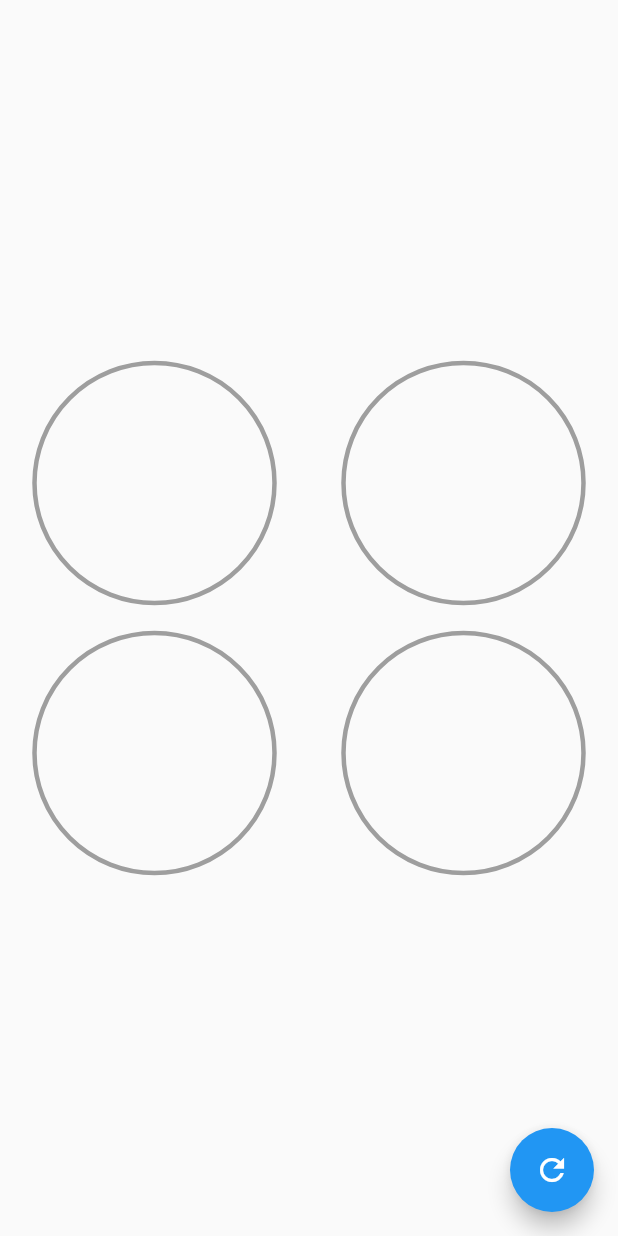
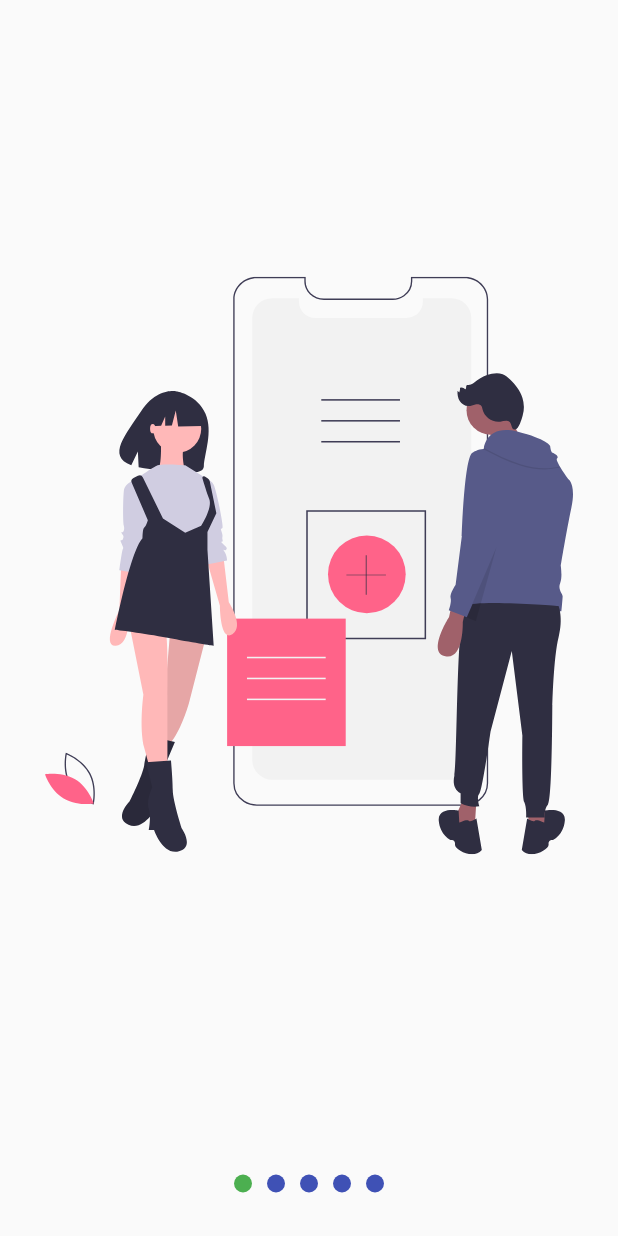
Before and after one commit to gvillegasc/header-style-flutter, a Flutter app: the screen it shows after launch, on a phone screen of 412 x 824 dp. Run offline on Flutter 3.47's test engine with Material 2 defaults, Android fonts, the phone set to English and light mode, and no system bars; our stand-ins replace flutter_svg.

Commit message:
Creando slideshow personalizado

```diff
--- a/lib/main.dart
+++ b/lib/main.dart
@@ -1,5 +1,7 @@
 import 'package:flutter/material.dart';
-import 'package:header_style/src/pages/graficas_circulares_page.dart';
+
+import 'package:header_style/src/pages/slideshow_page.dart';
+// import 'package:header_style/src/pages/graficas_circulares_page.dart';
 // import 'package:header_style/src/challenges/cuadrado_animado_page.dart';
 // import 'package:header_style/src/pages/animaciones_page.dart';
 // import 'package:header_style/src/pages/headers_page.dart';
@@ -12,6 +14,6 @@ class MyApp extends StatelessWidget {
     return MaterialApp(
         debugShowCheckedModeBanner: false,
         title: 'Diseños app',
-        home: GraficasCircularesPage());
+        home: SlideshowPage());
   }
 }
--- /dev/null
+++ b/lib/src/models/slider_model.dart
@@ -0,0 +1,13 @@
+import 'package:flutter/material.dart';
+
+class SliderModel with ChangeNotifier {
+  double _currentPage = 0;
+
+  double get currentPage => this._currentPage;
+
+  set currentPage(double pagina) {
+    this._currentPage = pagina;
+    print(pagina);
+    notifyListeners();
+  }
+}
--- /dev/null
+++ b/lib/src/pages/slideshow_page.dart
@@ -0,0 +1,21 @@
+import 'package:flutter/material.dart';
+import 'package:flutter_svg/flutter_svg.dart';
+import 'package:header_style/src/widgets/slideshow.dart';
+
+class SlideshowPage extends StatelessWidget {
+  @override
+  Widget build(BuildContext context) {
+    return Scaffold(
+        body: Slideshow(
+      colorPrimario: Colors.green,
+      colorSecundario: Colors.indigo,
+      slides: <Widget>[
+        SvgPicture.asset('assets/svgs/slide-1.svg'),
+        SvgPicture.asset('assets/svgs/slide-2.svg'),
+        SvgPicture.asset('assets/svgs/slide-3.svg'),
+        SvgPicture.asset('assets/svgs/slide-4.svg'),
+        SvgPicture.asset('assets/svgs/slide-5.svg')
+      ],
+    ));
+  }
+}
--- /dev/null
+++ b/lib/src/widgets/slideshow.dart
@@ -0,0 +1,139 @@
+import 'package:flutter/material.dart';
+
+import 'package:provider/provider.dart';
+import 'package:header_style/src/models/slider_model.dart';
+
+// Borrar
+
+class Slideshow extends StatelessWidget {
+  final List<Widget> slides;
+  final bool puntosArriba;
+  final Color colorPrimario;
+  final Color colorSecundario;
+
+  Slideshow(
+      {@required this.slides,
+      this.puntosArriba = false,
+      this.colorPrimario = Colors.blue,
+      this.colorSecundario = Colors.grey});
+
+  @override
+  Widget build(BuildContext context) {
+    return ChangeNotifierProvider(
+      create: (_) => new SliderModel(),
+      child: SafeArea(
+        child: Center(
+            child: Column(
+          children: <Widget>[
+            if (this.puntosArriba)
+              _Dots(
+                  this.slides.length, this.colorPrimario, this.colorSecundario),
+            Expanded(child: _Slides(this.slides)),
+            if (!this.puntosArriba)
+              _Dots(
+                  this.slides.length, this.colorPrimario, this.colorSecundario)
+          ],
+        )),
+      ),
+    );
+  }
+}
+
+class _Dots extends StatelessWidget {
+  final int totalSlides;
+  final Color colorPrimario;
+  final Color colorSecundario;
+
+  _Dots(this.totalSlides, this.colorPrimario, this.colorSecundario);
+
+  @override
+  Widget build(BuildContext context) {
+    return Container(
+      width: double.infinity,
+      height: 70,
+      child: Row(
+        mainAxisAlignment: MainAxisAlignment.center,
+        children: List.generate(totalSlides,
+            (i) => _Dot(i, this.colorPrimario, this.colorSecundario)),
+      ),
+    );
+  }
+}
+
+class _Dot extends StatelessWidget {
+  final int index;
+  final Color colorPrimario;
+  final Color colorSecundario;
+
+  _Dot(this.index, this.colorPrimario, this.colorSecundario);
+
+  @override
+  Widget build(BuildContext context) {
+    final pageViewIndex = Provider.of<SliderModel>(context).currentPage;
+
+    return AnimatedContainer(
+      duration: Duration(milliseconds: 200),
+      width: 12,
+      height: 12,
+      margin: EdgeInsets.symmetric(horizontal: 5),
+      decoration: BoxDecoration(
+          color: (pageViewIndex >= index - 0.5 && pageViewIndex < index + 0.5)
+              ? colorPrimario
+              : colorSecundario,
+          shape: BoxShape.circle),
+    );
+  }
+}
+
+class _Slides extends StatefulWidget {
+  final List<Widget> slides;
+
+  _Slides(this.slides);
+  @override
+  __SlidesState createState() => __SlidesState();
+}
+
+class __SlidesState extends State<_Slides> {
+  final pageViewController = new PageController();
+
+  @override
+  void initState() {
+    super.initState();
+    pageViewController.addListener(() {
+      Provider.of<SliderModel>(context, listen: false).currentPage =
+          pageViewController.page;
+    });
+  }
+
+  @override
+  void dispose() {
+    pageViewController.dispose();
+    super.dispose();
+  }
+
+  @override
+  Widget build(BuildContext context) {
+    return Container(
+      child: PageView(
+        controller: pageViewController,
+        physics: BouncingScrollPhysics(),
+        children: widget.slides.map((slide) => _Slide(slide)).toList(),
+      ),
+    );
+  }
+}
+
+class _Slide extends StatelessWidget {
+  final Widget slide;
+  _Slide(this.slide);
+
+  @override
+  Widget build(BuildContext context) {
+    return Container(
+      width: double.infinity,
+      height: double.infinity,
+      padding: EdgeInsets.all(30),
+      child: slide,
+    );
+  }
+}
```
Also changed, not shown: lib/src/labs/slideshow_page.dart (added, +111 -0 lines), pubspec.yaml (+5 -9 lines), assets/svgs/slide-1.svg (added), assets/svgs/slide-2.svg (added), assets/svgs/slide-3.svg (added), assets/svgs/slide-4.svg (added), assets/svgs/slide-5.svg (added), pubspec.lock.
